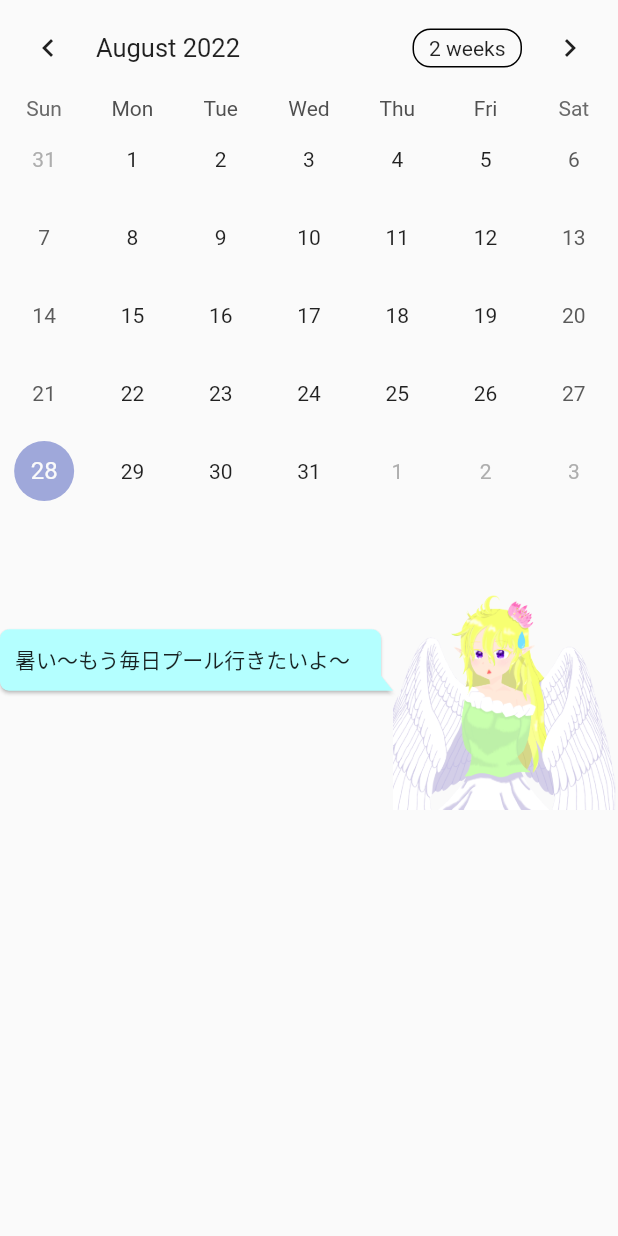
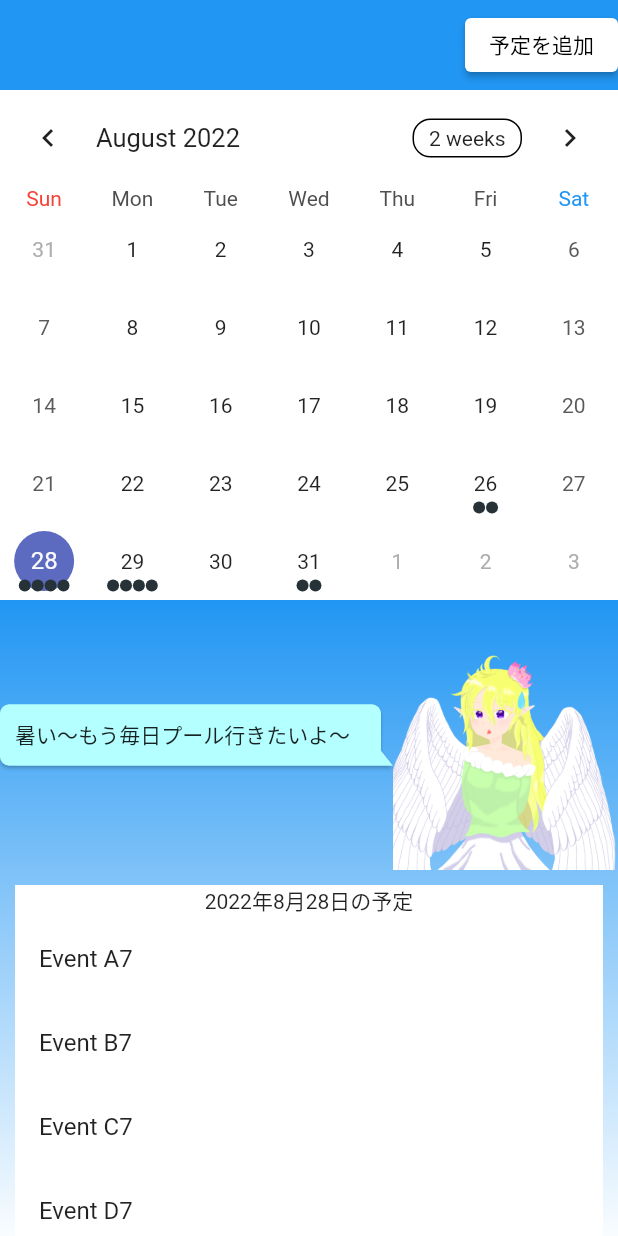
Before and after one commit to 2022cccNATSU/cccapp_code, a Flutter app: the Calender screen opened directly, on a phone screen of 412 x 824 dp. Run offline on Flutter 3.47's test engine with Material 2 defaults, Android fonts, the light colour scheme and no system bars; drawn by our look-alikes of bubble, table_calendar; our stand-ins replace animated_text_kit, cloud_firestore, firebase_core, lottie; accounts and stored records are empty; Roboto replaces fonts that are missing (Yomogi).

Commit message:
カレンダーでそこそこ手間取ってしまってます。申し訳ない。

```diff
--- a/lib/HomePage/HomePage.dart
+++ /dev/null
@@ -1 +0,0 @@
-// TODO Implement this library.
--- a/lib/src/Assignment/Calendar.dart
+++ b/lib/src/Assignment/Calendar.dart
@@ -1,3 +1,5 @@
+import 'dart:collection';
+
 import 'package:flutter/material.dart';
 import 'package:table_calendar/table_calendar.dart';
 import 'package:bubble/bubble.dart';
@@ -6,10 +8,13 @@ import 'package:cccapp_code/src/Assignment//FairyImagesInCalendar.dart';
 import 'package:cccapp_code/src/Assignment/commentsInCalendar.dart';
 
 
+
 const Color FrameColor = Color.fromRGBO(180, 255, 255, 1.0); //妖精コメントの色
 
 DateTime _focusedDay = DateTime.now();//エミュレーターでの時刻設定に準拠しているので注意
-
+DateTime? _selectedDay;//タップで選択したやつ
+CalendarFormat _calendarFormat = CalendarFormat.month;//右上のやつ
+Map<DateTime, List> _eventsList = {};//予定
 class Calender extends StatefulWidget {
   const Calender({Key? key}) : super(key: key);
   @override
@@ -20,18 +25,137 @@ class _Calender extends State<Calender> {
   int monthNow=_focusedDay.month;
   int dayNow=_focusedDay.day;
   int hourNow=_focusedDay.hour;
+  int? Selectedyear=_selectedDay?.year;
+  int? Selectedmonth=_selectedDay?.month;
+  int? Selectedday=_selectedDay?.day;
+
+
+  int getHashCode(DateTime key) {
+    return key.day * 1000000 + key.month * 10000 + key.year;
+  }
+
+  @override
+  void initState() {
+    super.initState();
+    _selectedDay = _focusedDay;
+    //サンプルのイベントリスト
+    _eventsList = {
+      DateTime.now().subtract(Duration(days: 2)): ['Event A6', 'Event B6'],
+      DateTime.now(): ['Event A7', 'Event B7', 'Event C7', 'Event D7'],
+      DateTime.now().add(Duration(days: 1)): [
+        'Event A8',
+        'Event B8',
+        'Event C8',
+        'Event D8'
+      ],
+      DateTime.now().add(Duration(days: 3)):
+      Set.from(['Event A9', 'Event A9', 'Event B9']).toList(),
+      DateTime.now().add(Duration(days: 7)): [
+        'Event A10',
+        'Event B10',
+        'Event C10'
+      ],
+      DateTime.now().add(Duration(days: 11)): ['Event A11', 'Event B11'],
+      DateTime.now().add(Duration(days: 17)): [
+        'Event A12',
+        'Event B12',
+        'Event C12',
+        'Event D12'
+      ],
+      DateTime.now().add(Duration(days: 22)): ['Event A13', 'Event B13'],
+      DateTime.now().add(Duration(days: 26)): [
+        'Event A14',
+        'Event B14',
+        'Event C14'
+      ],
+    };
+  }
 
   @override
   Widget build(BuildContext context) {
+
+    final _events = LinkedHashMap<DateTime, List>(
+      equals: isSameDay,
+      hashCode: getHashCode,
+    )..addAll(_eventsList);
+
+
+    List getEventForDay(DateTime day) {
+      return _events[day] ?? [];
+    }
+
     return Scaffold(
-      body: Column(
+      body:SingleChildScrollView(
+        child: Column(
         children: [
+          Container(
+            width: MediaQuery.of(context).size.width,
+            height: 60,
+            color: Colors.blue,
+            alignment: Alignment.centerRight,
+            child: ElevatedButton(
+                style: ElevatedButton.styleFrom(
+                  primary: Colors.white,
+                ),
+                child: const Text('予定を追加',style: TextStyle(color: Colors.black),),
+                onPressed:(){}
+            ),
+          ),
           //カレンダーのウィジェット
-          TableCalendar(
+          Container(
+            color: Colors.white,
+            child: TableCalendar(
               firstDay: DateTime.utc(2022, 4, 1),
               lastDay: DateTime.utc(2025, 12, 31),
               focusedDay: _focusedDay,
+              eventLoader: getEventForDay,
+              calendarFormat: _calendarFormat,
+              calendarBuilders: CalendarBuilders(
+                dowBuilder: (context, day) {
+                  if (day.weekday == DateTime.sunday) {
+                    return const Center(
+                      child: Text(
+                        'Sun',
+                        style: TextStyle(color: Colors.red),
                       ),
+                    );
+                  }else if (day.weekday == DateTime.saturday) {
+                    return const Center(
+                      child: Text(
+                        'Sat',
+                        style: TextStyle(color: Colors.blue),
+                      ),
+                    );
+                  }
+                },
+              ),
+              onFormatChanged: (format) {// フォーマット変更のボタンをしたときの処理
+                if (_calendarFormat != format) {
+                  setState(() {
+                    _calendarFormat = format;
+                  });
+                }
+              },
+              selectedDayPredicate: (day) {//タップで選択したときの処理
+                return isSameDay(_selectedDay, day);
+              },
+              onDaySelected: (selectedDay, focusedDay) {
+                if (!isSameDay(_selectedDay, selectedDay)) {
+                  setState(() {
+                    _selectedDay = selectedDay;
+                    _focusedDay = focusedDay;
+                  });
+                }
+              },
+            ),
+          ),
+          Container(
+            decoration: const BoxDecoration(
+                gradient: LinearGradient(begin:FractionalOffset.topCenter,end: FractionalOffset.bottomCenter,colors: [Colors.blue,Colors.white])
+            ),
+            child:Column(
+              mainAxisAlignment: MainAxisAlignment.center,
+              children: [
                 Row(
                   mainAxisAlignment: MainAxisAlignment.center,
                   children: [
@@ -43,20 +167,58 @@ class _Calender extends State<Calender> {
                         nip: BubbleNip.rightBottom,
                         padding: const BubbleEdges.all(10),
                         color: FrameColor,
-                  child: Text(comments(monthNow,dayNow,hourNow), textAlign: TextAlign.left),
+                        child: Text(comments(monthNow,dayNow,hourNow), textAlign: TextAlign.left,style: const TextStyle(fontFamily: 'Yomogi'),),
                       ),
                     ),
                     //妖精のプログラム
                     Container(
-                height: 200,
+                      height: 180,
                       width: 150,
                       alignment: Alignment.bottomCenter,
                       child: images(monthNow,dayNow,hourNow),
                     ),
                   ],
                 ),
+                Container(
+                    margin: const EdgeInsets.only(top: 10,right: 10,left: 10),
+                    color: Colors.white,
+                    child: Column(
+                      children: [
+                        Container(
+                          margin: const EdgeInsets.only(right: 10,left: 10),
+                          child: Text(text(_focusedDay,_selectedDay))
+                        ),
+                        ListView(
+                          shrinkWrap: true,
+                          children: getEventForDay(_selectedDay!).map((event) => ListTile(
+                            title: Text(event.toString()),
+
+                          ))
+                              .toList(),
+                        )
                       ],
+                    ),
+
+                ),
+              ],
+            ),
+          ),
+        ],
+      ),
       ),
     );
   }
+  String text(DateTime focusedDay, DateTime? selectedDay) {
+    int? selectedyear=selectedDay?.year;
+    int? selectedmonth=selectedDay?.month;
+    int? selectedday=selectedDay?.day;
+    int forcusedyear=focusedDay.year;
+    int forcusedmonth=focusedDay.month;
+    int forcusedday=focusedDay.day;
+    if(selectedDay?.year!=null&&selectedDay?.month!=null&&selectedDay?.day!=null){
+      return ('$selectedyear年$selectedmonth月$selectedday日の予定');
+    }else{
+      return ('$forcusedyear年$forcusedmonth月$forcusedday日の予定');
     }
+  }
+}
--- a/pubspec.yaml
+++ b/pubspec.yaml
@@ -75,3 +75,6 @@ flutter:
      - family: FredokaOne
        fonts:
          - asset: assets/fonts/FredokaOne-Regular.ttf
+     - family: Yomogi
+       fonts:
+         - asset: assets/fonts/Yomogi-Regular.ttf
```
Also changed, not shown: 1 other file. Lines whose indentation alone changed are shown as unchanged.
